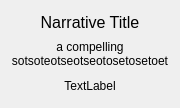
Qt form src/narrative/NarrativeScrollItem.ui (IDREsandbox/vsim) before a commit.
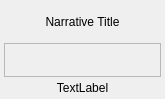
The same form after that commit. Custom widgets are drawn as their Qt base class.

Commit message: Narrative title shrinks to fit scroll items, narrative description elided

```diff
--- a/src/narrative/NarrativeScrollItem.ui
+++ b/src/narrative/NarrativeScrollItem.ui
@@ -6,40 +6,49 @@
    <rect>
     <x>0</x>
     <y>0</y>
-    <width>166</width>
-    <height>108</height>
+    <width>165</width>
+    <height>99</height>
    </rect>
   </property>
   <property name="windowTitle">
    <string>Form</string>
   </property>
-  <layout class="QVBoxLayout" name="vertical_layout">
+  <layout class="QVBoxLayout" name="vertical_layout" stretch="1,1,0">
+   <property name="spacing">
+    <number>4</number>
+   </property>
+   <property name="leftMargin">
+    <number>4</number>
+   </property>
+   <property name="topMargin">
+    <number>4</number>
+   </property>
+   <property name="rightMargin">
+    <number>4</number>
+   </property>
+   <property name="bottomMargin">
+    <number>4</number>
+   </property>
    <item>
     <widget class="QLabel" name="title">
-     <property name="styleSheet">
-      <string notr="true">font: 12pt;</string>
-     </property>
      <property name="text">
       <string>Narrative Title</string>
      </property>
+     <property name="textFormat">
+      <enum>Qt::PlainText</enum>
+     </property>
      <property name="alignment">
       <set>Qt::AlignCenter</set>
      </property>
     </widget>
    </item>
    <item>
-    <widget class="QLabel" name="description">
-     <property name="text">
-      <string>a compelling sotsoteotseotseotosetosetoet</string>
+    <widget class="ElidedLabel" name="description">
+     <property name="frameShape">
+      <enum>QFrame::StyledPanel</enum>
      </property>
-     <property name="scaledContents">
-      <bool>false</bool>
-     </property>
-     <property name="alignment">
-      <set>Qt::AlignHCenter|Qt::AlignTop</set>
-     </property>
-     <property name="wordWrap">
-      <bool>true</bool>
+     <property name="frameShadow">
+      <enum>QFrame::Raised</enum>
      </property>
     </widget>
    </item>
@@ -48,6 +57,9 @@
      <property name="text">
       <string>TextLabel</string>
      </property>
+     <property name="textFormat">
+      <enum>Qt::PlainText</enum>
+     </property>
      <property name="alignment">
       <set>Qt::AlignCenter</set>
      </property>
@@ -55,6 +67,14 @@
    </item>
   </layout>
  </widget>
+ <customwidgets>
+  <customwidget>
+   <class>ElidedLabel</class>
+   <extends>QFrame</extends>
+   <header>ElidedLabel.h</header>
+   <container>1</container>
+  </customwidget>
+ </customwidgets>
  <resources/>
  <connections/>
 </ui>
```
The commit also changes 5 other files.
